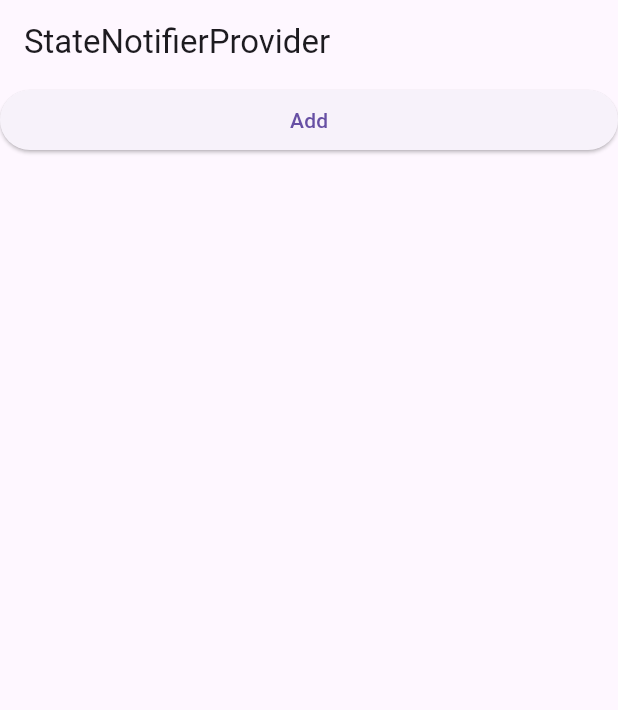
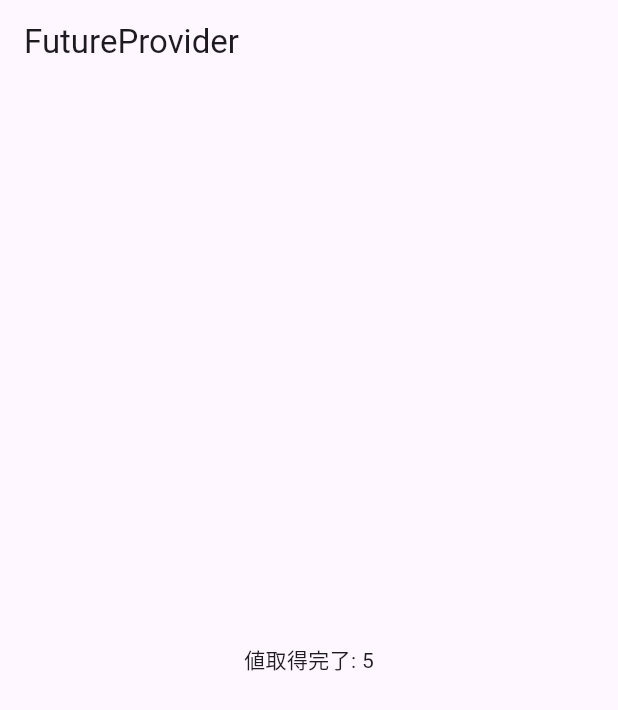
Before and after one commit to m-kodama/flutter-riverpod-practice, a Flutter app: the screen it shows after launch, on a phone screen of 412 x 824 dp. Shown: the top 710 px of the screen. Run offline on Flutter 3.47's test engine with Material 2 defaults, Android fonts, the phone set to English and light mode, and no system bars; our stand-ins replace flutter_riverpod.

Commit message:
FutureProviderの使用法

```diff
--- /dev/null
+++ b/lib/04_future_privider.dart
@@ -0,0 +1,42 @@
+import 'package:flutter/material.dart';
+import 'package:flutter_riverpod/flutter_riverpod.dart';
+
+/// FutureProvider
+///
+/// FutureProvider = Provider + FutureBuilder
+/// 単一のFutureな値を公開できるProvider
+
+final dummyAsyncFuncProvider = FutureProvider((ref) async {
+  final value1 = await dummyAsyncFunc(1);
+  final value2 = await dummyAsyncFunc(2);
+  return value1 + value2;
+});
+
+dummyAsyncFunc(int value) async {
+  await Future.delayed(Duration(seconds: value));
+  return value * value;
+}
+
+class FutureProviderPage extends ConsumerWidget {
+  const FutureProviderPage({Key? key}) : super(key: key);
+
+  @override
+  Widget build(BuildContext context, WidgetRef ref) {
+    /// AsyncValue<T>型で読み取れる
+    final dummyValue = ref.watch(dummyAsyncFuncProvider);
+
+    return Scaffold(
+      appBar: AppBar(
+        title: const Text('FutureProvider'),
+      ),
+      body: Center(
+        /// AsyncValue は .when を使って各状態ごとのハンドリングを行う
+        child: dummyValue.when(
+          data: (value) => Text('値取得完了: $value'),
+          error: (error, stack) => Text('エラー: $error'),
+          loading: () => const CircularProgressIndicator(),
+        ),
+      ),
+    );
+  }
+}
--- a/lib/main.dart
+++ b/lib/main.dart
@@ -3,6 +3,7 @@ import 'package:flutter_riverpod/flutter_riverpod.dart';
 import 'package:riverpod_practice/01_provider.dart';
 import 'package:riverpod_practice/02_state_provider.dart';
 import 'package:riverpod_practice/03_state_notifier_provider.dart';
+import 'package:riverpod_practice/04_future_privider.dart';
 
 class MyValue {
   MyValue(this.value);
@@ -34,7 +35,7 @@ class MyApp extends StatelessWidget {
         useMaterial3: true,
         primarySwatch: Colors.blue,
       ),
-      home: const StateNotifierProviderPage(),
+      home: const FutureProviderPage(),
     );
   }
 }
```
